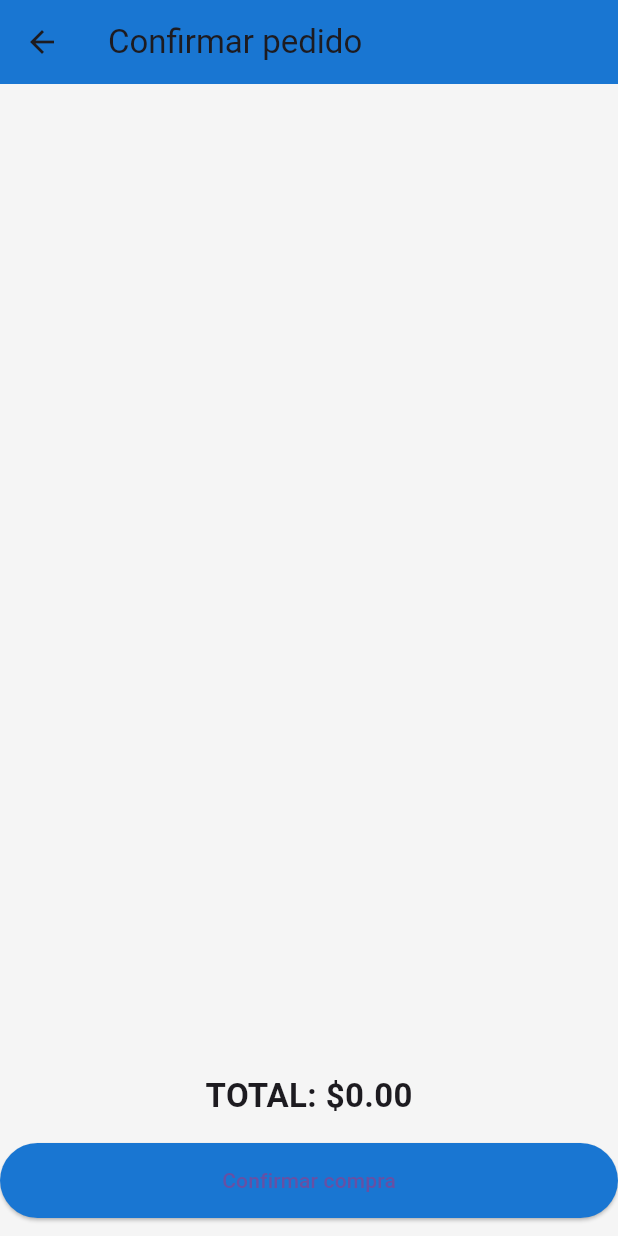
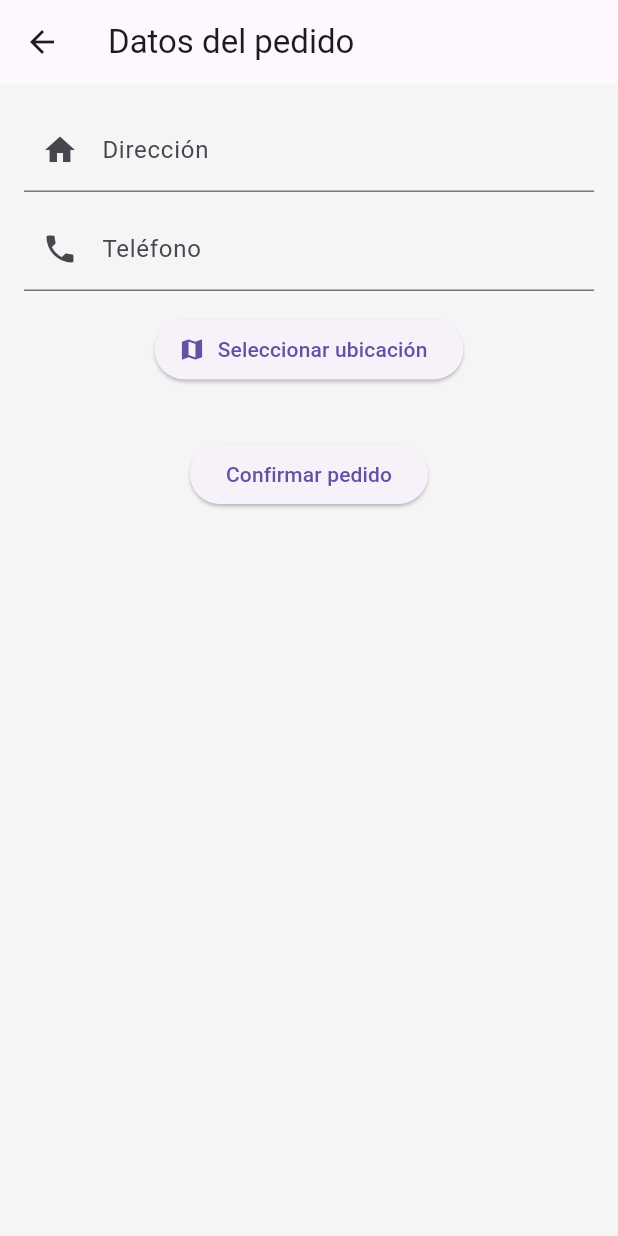
Before and after one commit to JOSUEEVM/APPVENTASTAREA, a Flutter app: the OrderScreen screen opened directly, on a phone screen of 412 x 824 dp. Run offline on Flutter 3.47's test engine with Material 3 defaults, Android fonts, the phone set to English and light mode, and no system bars; our stand-ins replace firebase_auth, flutter_map, geolocator, google_sign_in, image_picker, latlong2; accounts and stored records are empty.

Commit message:
maps mejorado

```diff
--- a/appventas/lib/screens/order_screen.dart
+++ b/appventas/lib/screens/order_screen.dart
@@ -1,64 +1,132 @@
 import 'package:flutter/material.dart';
-import '../data/local_data.dart';
+import 'package:geolocator/geolocator.dart';
+import 'package:flutter_map/flutter_map.dart';
+import 'package:latlong2/latlong.dart';
 
-class OrderScreen extends StatelessWidget {
+class OrderScreen extends StatefulWidget {
   const OrderScreen({super.key});
 
   @override
-  Widget build(BuildContext context) {
-    final total = LocalData.cart.fold(
-      0.0,
-      (sum, item) => sum + item.subtotal,
+  State<OrderScreen> createState() => _OrderScreenState();
+}
+
+class _OrderScreenState extends State<OrderScreen> {
+  final addressCtrl = TextEditingController();
+  final phoneCtrl = TextEditingController();
+
+  LatLng? selectedLocation;
+
+  Future<void> getLocation() async {
+    bool serviceEnabled = await Geolocator.isLocationServiceEnabled();
+    if (!serviceEnabled) return;
+
+    LocationPermission permission = await Geolocator.checkPermission();
+    if (permission == LocationPermission.denied) {
+      permission = await Geolocator.requestPermission();
+    }
+
+    if (permission == LocationPermission.deniedForever) return;
+
+    final pos = await Geolocator.getCurrentPosition();
+    setState(() {
+      selectedLocation = LatLng(pos.latitude, pos.longitude);
+    });
+  }
+
+  void confirmOrder() {
+    if (addressCtrl.text.isEmpty ||
+        phoneCtrl.text.isEmpty ||
+        selectedLocation == null) {
+      ScaffoldMessenger.of(context).showSnackBar(
+        const SnackBar(content: Text('Completa todos los campos')),
+      );
+      return;
+    }
+
+    ScaffoldMessenger.of(context).showSnackBar(
+      const SnackBar(content: Text('Pedido realizado con éxito')),
     );
 
+    Navigator.pop(context);
+  }
+
+  @override
+  Widget build(BuildContext context) {
     return Scaffold(
-      appBar: AppBar(
-        title: const Text('Confirmar pedido'),
-        backgroundColor: const Color(0xFF1976D2),
-      ),
-      body: Column(
+      appBar: AppBar(title: const Text('Datos del pedido')),
+      body: SingleChildScrollView(
+        padding: const EdgeInsets.all(16),
+        child: Column(
           children: [
-          Expanded(
-            child: ListView(
-              children: LocalData.cart.map((item) {
-                return ListTile(
-                  title: Text(item.product.name),
-                  subtitle: Text(
-                    '${item.quantity} x \$${item.product.price}',
-                  ),
-                  trailing: Text(
-                    '\$${item.subtotal.toStringAsFixed(2)}',
-                  ),
-                );
-              }).toList(),
+            TextField(
+              controller: addressCtrl,
+              decoration: const InputDecoration(
+                labelText: 'Dirección',
+                prefixIcon: Icon(Icons.home),
               ),
             ),
-          Padding(
-            padding: const EdgeInsets.all(16),
-            child: Text(
-              'TOTAL: \$${total.toStringAsFixed(2)}',
-              style: const TextStyle(
-                fontSize: 22,
-                fontWeight: FontWeight.bold,
+            const SizedBox(height: 10),
+            TextField(
+              controller: phoneCtrl,
+              keyboardType: TextInputType.phone,
+              decoration: const InputDecoration(
+                labelText: 'Teléfono',
+                prefixIcon: Icon(Icons.phone),
               ),
             ),
+            const SizedBox(height: 15),
+
+            ElevatedButton.icon(
+              onPressed: getLocation,
+              icon: const Icon(Icons.map),
+              label: const Text('Seleccionar ubicación'),
             ),
+
+            const SizedBox(height: 15),
+
+            if (selectedLocation != null)
+              SizedBox(
+                height: 250,
+                child: FlutterMap(
+                  options: MapOptions(
+  initialCenter: selectedLocation!,
+  initialZoom: 16,
+  onTap: (tapPosition, point) {
+    setState(() => selectedLocation = point);
+  },
+),
+                  children: [
+                    TileLayer(
+                      urlTemplate:
+                          'https://tile.openstreetmap.org/{z}/{x}/{y}.png',
+                      userAgentPackageName: 'com.example.appventas',
+                    ),
+                    MarkerLayer(
+                      markers: [
+                        Marker(
+                          point: selectedLocation!,
+                          width: 40,
+                          height: 40,
+                          child: const Icon(
+                            Icons.location_pin,
+                            color: Colors.red,
+                            size: 40,
+                          ),
+                        ),
+                      ],
+                    ),
+                  ],
+                ),
+              ),
+
+            const SizedBox(height: 20),
+
             ElevatedButton(
-            style: ElevatedButton.styleFrom(
-              backgroundColor: const Color(0xFF1976D2),
-              minimumSize: const Size(double.infinity, 50),
+              onPressed: confirmOrder,
+              child: const Text('Confirmar pedido'),
             ),
-            onPressed: () {
-              LocalData.cart.clear();
-              Navigator.pop(context);
-              ScaffoldMessenger.of(context).showSnackBar(
-                const SnackBar(content: Text('Pedido realizado')),
-              );
-            },
-            child: const Text('Confirmar compra'),
+          ],
         ),
-          const SizedBox(height: 12),
-        ],
       ),
     );
   }
```
Also changed, not shown: appventas/lib/screens/add_edit_product_screen.dart (+53 -26 lines). Lines whose indentation alone changed are shown as unchanged.
